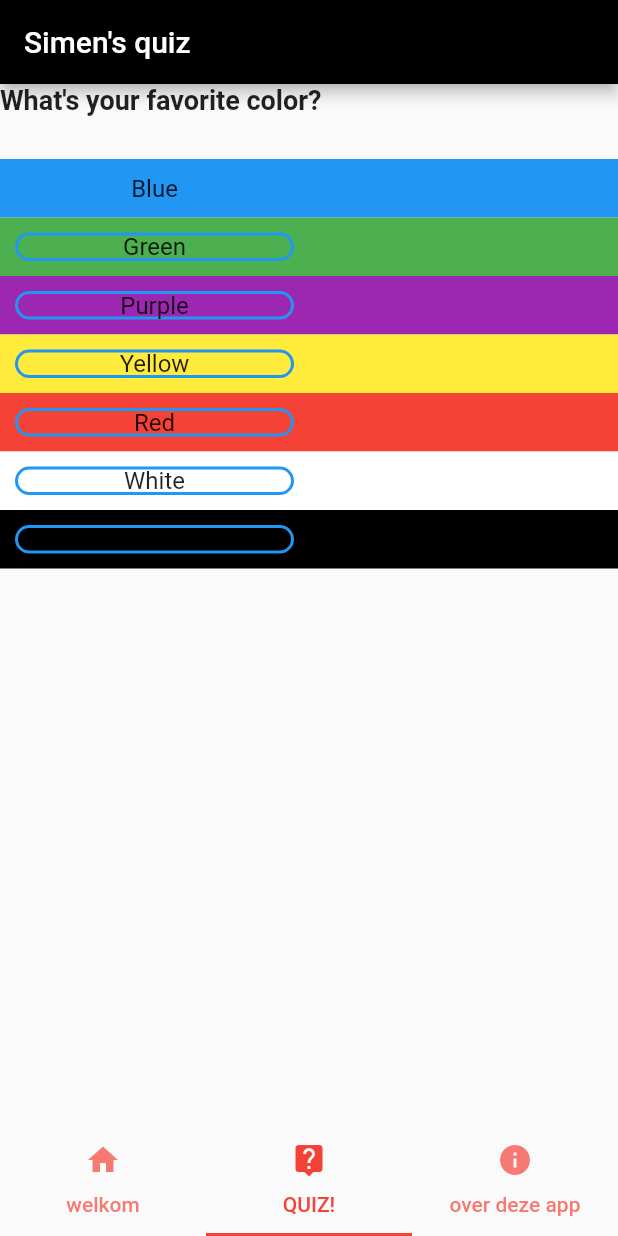
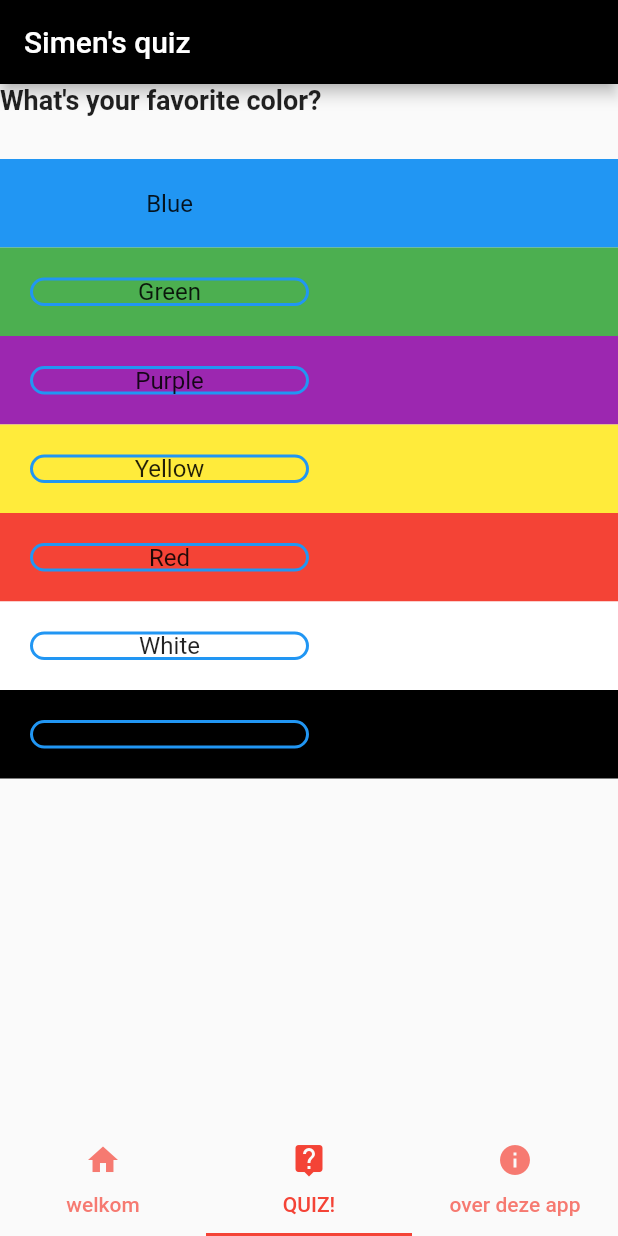
Before and after one commit to simenraes/eindwerk_native, a Flutter app: the screen it shows after launch, item 2 of the bottom bar chosen, on a phone screen of 412 x 824 dp. Run offline on Flutter 3.47's test engine with Material 2 defaults, Android fonts, the phone set to English and light mode, and no system bars; Roboto replaces fonts that are missing (Verdana).

```diff
--- a/lib/question.dart
+++ b/lib/question.dart
@@ -46,10 +46,16 @@ class Question extends StatelessWidget {
       rijen.add(Container(
 
             color: lib.questions[vraagNummer]['answers'][rij]['buttonColor'],
+        width: 2,
+        padding: EdgeInsets.all(10),
 
-        child: Row(
-          children: knoppen,
+
+        child: Center(
+          child: Row(
+            children: knoppen,
+          ),
         ),
+
 
 
 
```
